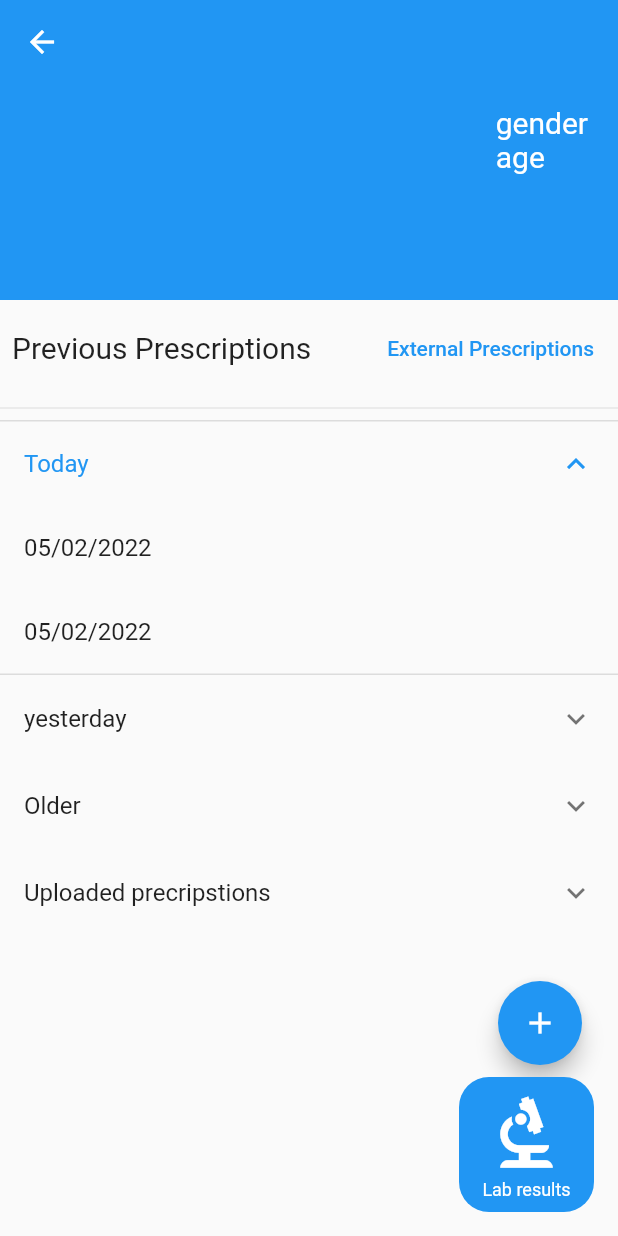
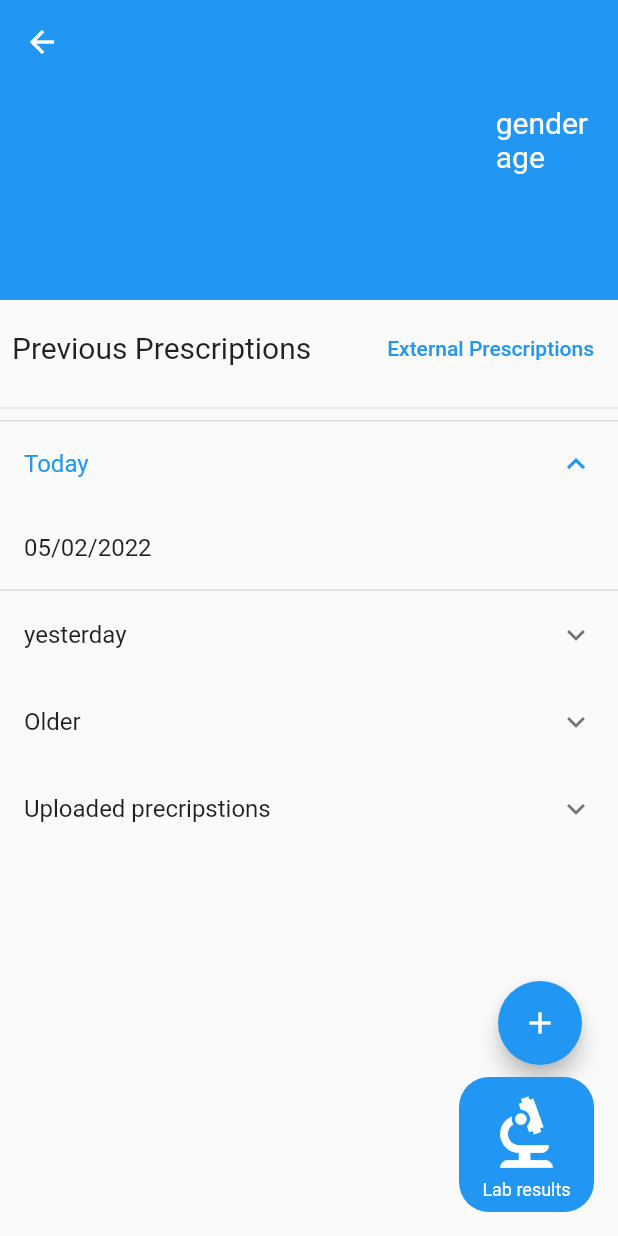
Before and after one commit to ShanuFutura/HeartBeat, a Flutter app: the PatientView screen opened directly with empty values, after a tap on "Today", on a phone screen of 412 x 824 dp. Run offline on Flutter 3.47's test engine with Material 2 defaults, Android fonts, the phone set to English and light mode, and no system bars; our stand-ins replace carousel_slider, dropdown_search, fluttertoast, image_picker, shared_preferences; accounts and stored records are empty.

Commit message:
minor datamodel and view updations in prescription list view

```diff
--- a/heartbeat/lib/Widgets/patient_presc_listview.dart
+++ b/heartbeat/lib/Widgets/patient_presc_listview.dart
@@ -3,8 +3,9 @@ import 'dart:io';
 import 'package:flutter/material.dart';
 import 'package:fluttertoast/fluttertoast.dart';
 import 'package:heartbeat/models/dummy_lists.dart';
+import 'package:heartbeat/providers/db_helper.dart';
 import 'package:intl/intl.dart';
-// import 'package:collection/collection.dart';
+import 'package:provider/provider.dart';
 
 class PatientPrescListView extends StatefulWidget {
   final Function() notifyParent;
@@ -16,37 +17,28 @@ class PatientPrescListView extends StatefulWidget {
   State<PatientPrescListView> createState() => _PatientPrescListViewState();
 }
 
-// final lastWeek = DateTime.now().subtract(Duration(days: 7));
+class _PatientPrescListViewState extends State<PatientPrescListView> {
+  @override
+  Widget build(BuildContext context) {
+    final dummyPrescsList = Provider.of<DBHelper>(context).dummyPrescs;
 
-final todaysList = DummyLists.dummyPrescs.where((element) {
-  final date = element['date'] as DateTime;
-  return date.isAfter(DateTime.now().subtract(Duration(days: 1)));
+    final todaysList = dummyPrescsList.where((element) {
+      final date = DateFormat('ddmmyy').format(element['date'] as DateTime);
+      print(date + '......');
+      return date == DateFormat('ddmmyy').format(DateTime.now());
     }).toList();
 
-final todays_1_List = DummyLists.dummyPrescs.where((element) {
+    final todays_1_List = dummyPrescsList.where((element) {
       final date = element['date'] as DateTime;
       return date.isBefore(DateTime.now().subtract(Duration(days: 1))) &&
           date.isAfter(DateTime.now().subtract(Duration(days: 2)));
     }).toList();
 
-// final todays_2_List = DummyLists.dummyPrescs.where((element) {
-//   final date = element['date'] as DateTime;
-//   return date.isAfter(DateTime.now().subtract(Duration(days: 3)));
-// }).toList();
-
-// final thisWeekList = DummyLists.dummyPrescs.where((element) {
-//   final date = element['date'] as DateTime;
-//   return date.isAfter(lastWeek);
-// }).toList();
-
-final olderList = DummyLists.dummyPrescs.where((element) {
+    final olderList = dummyPrescsList.where((element) {
       final date = element['date'] as DateTime;
       return date.isBefore(DateTime.now().subtract(Duration(days: 2)));
     }).toList();
 
-class _PatientPrescListViewState extends State<PatientPrescListView> {
-  @override
-  Widget build(BuildContext context) {
     prescCard(int index) {
       showDialog(
           context: context,
@@ -64,11 +56,11 @@ class _PatientPrescListViewState extends State<PatientPrescListView> {
                           mainAxisAlignment: MainAxisAlignment.spaceAround,
                           children: [
                             Text(DateFormat('dd.MM.yyyy')
-                                .format(DummyLists.dummyPrescs[index]['date']
-                                    as DateTime)
+                                .format(
+                                    dummyPrescsList[index]['date'] as DateTime)
                                 .toString()),
                             Text('Dr. ' +
-                                DummyLists.dummyPrescs[index]['doctor_name']
+                                dummyPrescsList[index]['doctor_name']
                                     .toString()),
                           ],
                         ),
@@ -79,14 +71,12 @@ class _PatientPrescListViewState extends State<PatientPrescListView> {
                           mainAxisAlignment: MainAxisAlignment.center,
                           children: [
                             Expanded(
-                              child: Text(DummyLists.dummyPrescs[index]
-                                      ['medicine']
+                              child: Text(dummyPrescsList[index]['medicine']
                                   .toString()),
                             ),
                             Expanded(
                               child: Text(' x' +
-                                  DummyLists.dummyPrescs[index]['count']
-                                      .toString()),
+                                  dummyPrescsList[index]['count'].toString()),
                             ),
                             Expanded(
                                 child: Stack(
@@ -102,7 +92,7 @@ class _PatientPrescListViewState extends State<PatientPrescListView> {
                                             msg: 'item added to cart');
                                         widget.notifyParent();
                                         DummyLists.kart
-                                            .add(DummyLists.dummyPrescs[index]);
+                                            .add(dummyPrescsList[index]);
                                       },
                                       icon: Icon(Icons.shopping_cart)),
                                 ])),
@@ -180,18 +170,17 @@ class _PatientPrescListViewState extends State<PatientPrescListView> {
           title: Text('Uploaded precripstions'),
           children: [
             ListView.builder(
-              itemCount: DummyLists.dummyPrescs.length,
+              itemCount: dummyPrescsList.length,
               shrinkWrap: true,
               physics: NeverScrollableScrollPhysics(),
               itemBuilder: (context, index) {
                 return ListTile(
                   leading: CircleAvatar(
-                    backgroundImage: FileImage(
-                        DummyLists.dummyPrescs[index]['image'] as File),
+                    backgroundImage:
+                        FileImage(dummyPrescsList[index]['image'] as File),
                   ),
                   title: Text(
-                      (DummyLists.dummyPrescs[index]['date'] as DateTime)
-                          .toString()),
+                      (dummyPrescsList[index]['date'] as DateTime).toString()),
                 );
               },
             )
--- a/heartbeat/lib/models/dummy_lists.dart
+++ b/heartbeat/lib/models/dummy_lists.dart
@@ -46,7 +46,7 @@ class DummyLists {
       'patient_id': '1',
       'presc_type': 'test',
       'prescripton': 'blood test',
-      'date': DateTime.now().subtract(Duration(days: 2)),
+      'date': DateTime.now().subtract(Duration(days: 1)),
       'count': '1',
     },
     {
@@ -54,33 +54,34 @@ class DummyLists {
       'patient_id': '1',
       'presc_type': 'medicine',
       'prescripton': 'paracetamol',
-      'date': DateTime.now().subtract(Duration(days: 8)),
+      'date': DateTime.now(),
       'count': '4'
     },
-    {
-      'doctor_name': 'Carl',
-      'patient_id': '1',
-      'presc_type': 'medicine',
-      'prescripton': 'antibiotic',
-      'date': DateTime.now(),
-      'count': '2'
-    },
-    {
-      'doctor_name': 'Daisy',
-      'patient_id': '1',
-      'presc_type': 'test',
-      'prescripton': 'corona',
-      'date': DateTime.now(),
-      'count': '1'
-    },
-    {
-      'doctor_name': 'Edith',
-      'patient_id': '1',
-      'presc_type': 'test',
-      'prescripton': 'blood test',
-      'date': DateTime.now().subtract(Duration(days: 1)),
-      'count': '1',
-    },
+
+    // {
+    //   'doctor_name': 'Carl',
+    //   'patient_id': '1',
+    //   'presc_type': 'medicine',
+    //   'prescripton': 'antibiotic',
+    //   'date': DateTime.now(),
+    //   'count': '2'
+    // },
+    // {
+    //   'doctor_name': 'Daisy',
+    //   'patient_id': '1',
+    //   'presc_type': 'test',
+    //   'prescripton': 'corona',
+    //   'date': DateTime.now(),
+    //   'count': '1'
+    // },
+    // {
+    //   'doctor_name': 'Edith',
+    //   'patient_id': '1',
+    //   'presc_type': 'test',
+    //   'prescripton': 'blood test',
+    //   'date': DateTime.now().subtract(Duration(days: 1)),
+    //   'count': '1',
+    // },
   ];
 
   // static List<Map<String, Object>> testPrescList = [];
--- a/heartbeat/lib/providers/db_helper.dart
+++ b/heartbeat/lib/providers/db_helper.dart
@@ -77,6 +77,10 @@ class DBHelper extends ChangeNotifier {
     // });
   }
 
+  List get dummyPrescs {
+    return DummyLists.dummyPrescs;
+  }
+
   void applyLeave(DateTime date) {
     print(date.toString());
   }
--- a/heartbeat/lib/screens/patient_view.dart
+++ b/heartbeat/lib/screens/patient_view.dart
@@ -160,7 +160,7 @@ class _PatientViewState extends State<PatientView> {
                                               'patient_id': '1',
                                               'presc_type': 'medicine',
                                               'prescripton': e['medicine']!,
-                                              'date': DateTime.now,
+                                              'date': DateTime.now(),
                                               'count': e['count']!,
                                             },
                                             // MedicinePrescription(
@@ -178,7 +178,7 @@ class _PatientViewState extends State<PatientView> {
                                                     'presc_type': 'test',
                                                     'prescripton':
                                                         e['test_name']!,
-                                                    'date': DateTime.now,
+                                                    'date': DateTime.now(),
                                                     'count': 1,
                                                   }));
 
@@ -279,7 +279,7 @@ class _PatientViewState extends State<PatientView> {
             ),
           ),
           SliverFillRemaining(
-            hasScrollBody: false,
+            child: SingleChildScrollView(
               child: Column(
                 crossAxisAlignment: CrossAxisAlignment.start,
                 children: [
@@ -306,6 +306,7 @@ class _PatientViewState extends State<PatientView> {
                   if (!isLabtest) PatientPrescListView(notifyParent: () {}),
                   if (isLabtest)
                     ListView.builder(
+                      physics: ClampingScrollPhysics(),
                       shrinkWrap: true,
                       itemCount: DummyLists.dummyPrescs.length,
                       itemBuilder: (ctx, index) {
@@ -315,7 +316,8 @@ class _PatientViewState extends State<PatientView> {
                               title: Text(DummyLists.dummyPrescs[index]
                                       ['prescription']
                                   .toString()),
-                            subtitle: Text(DummyLists.dummyPrescs[index]['date']
+                              subtitle: Text(DummyLists.dummyPrescs[index]
+                                      ['date']
                                   .toString()),
                             ),
                             const Divider(
@@ -327,6 +329,7 @@ class _PatientViewState extends State<PatientView> {
                     ),
                 ],
               ),
+            ),
           )
         ],
       ),
```
Lines whose indentation alone changed are shown as unchanged.
